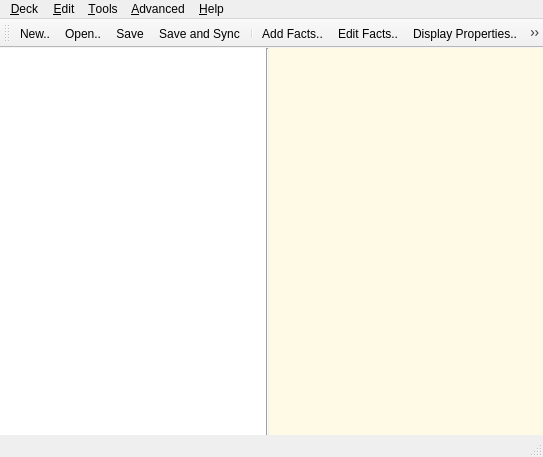
The window that designer/main.ui (ankitects/anki) describes before a commit, drawn with Qt 5.
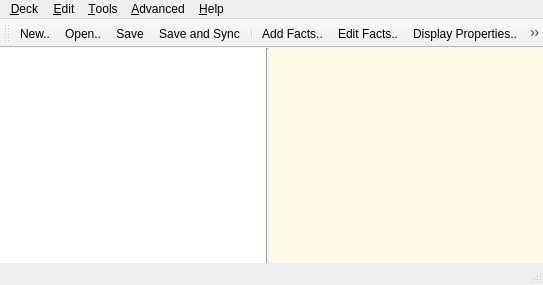
The same window after the commit. Icons and pictures are not drawn.

What changed in the file:
```diff
--- a/designer/main.ui
+++ b/designer/main.ui
@@ -6,7 +6,7 @@
     <x>0</x>
     <y>0</y>
     <width>543</width>
-    <height>457</height>
+    <height>285</height>
    </rect>
   </property>
   <property name="sizePolicy" >
@@ -28,7 +28,7 @@
      <x>0</x>
      <y>53</y>
      <width>543</width>
-     <height>384</height>
+     <height>212</height>
     </rect>
    </property>
    <property name="sizePolicy" >
@@ -194,7 +194,7 @@
        <item>
         <widget class="QFrame" name="innerHelpFrame" >
          <property name="sizePolicy" >
-          <sizepolicy vsizetype="Preferred" hsizetype="Expanding" >
+          <sizepolicy vsizetype="Preferred" hsizetype="Preferred" >
            <horstretch>0</horstretch>
            <verstretch>0</verstretch>
           </sizepolicy>
@@ -285,7 +285,7 @@
              <bool>true</bool>
             </property>
             <property name="sizePolicy" >
-             <sizepolicy vsizetype="Expanding" hsizetype="Expanding" >
+             <sizepolicy vsizetype="Expanding" hsizetype="Fixed" >
               <horstretch>0</horstretch>
               <verstretch>0</verstretch>
              </sizepolicy>
@@ -472,7 +472,7 @@
    <property name="geometry" >
     <rect>
      <x>0</x>
-     <y>437</y>
+     <y>265</y>
      <width>543</width>
      <height>20</height>
     </rect>
```
